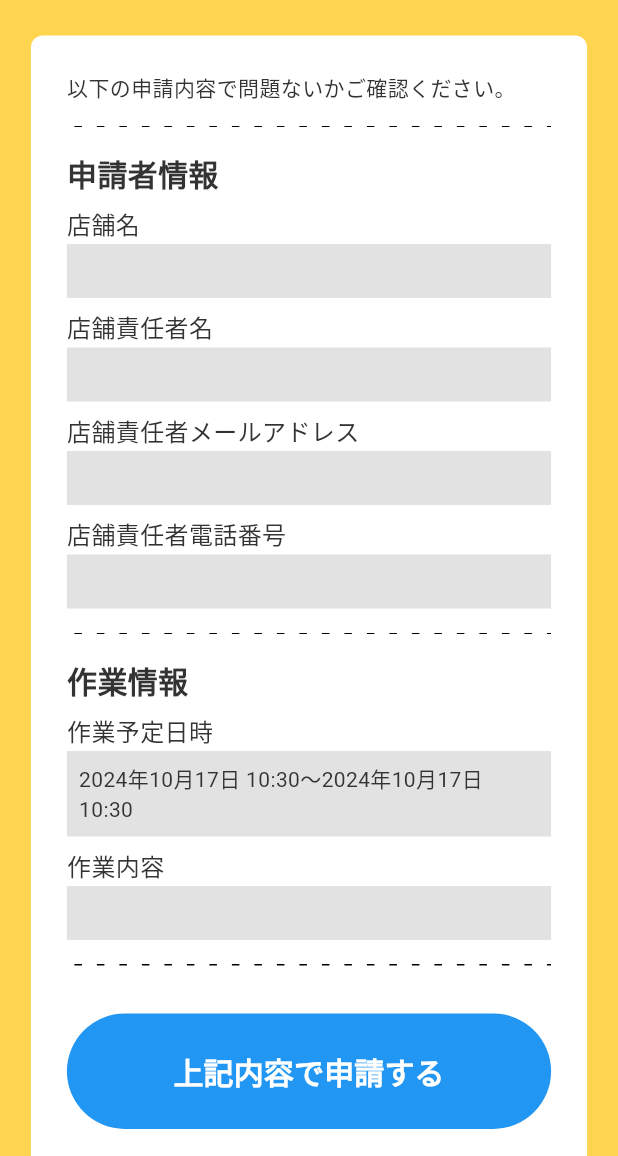
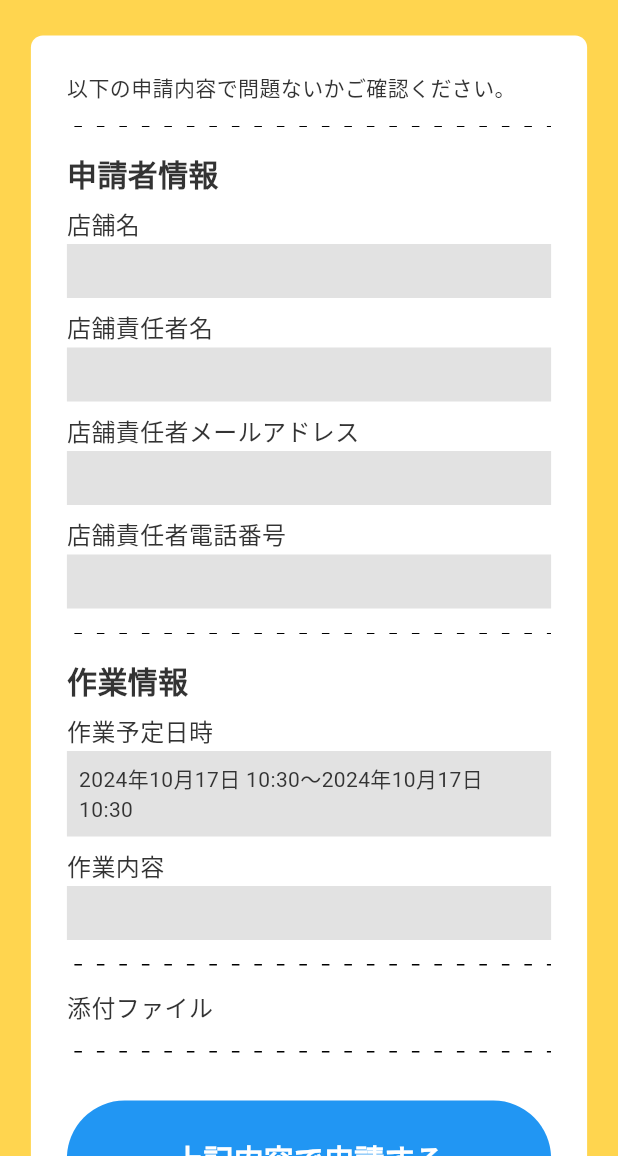
Before and after one commit to agora-creation/miel_work_request_overtime_web, a Flutter app: the Step2Screen screen opened directly with empty values, after a tap on "上記内容で申請する", on a phone screen of 412 x 824 dp, the part 80-1236 px from its top. Run offline on Flutter 3.47's test engine with Material 3 defaults, Android fonts, the phone set to English and light mode, and no system bars; our stand-ins replace calendar_date_picker2, cloud_firestore, file_picker, firebase_auth, firebase_core, firebase_messaging and 6 more; missing offline and left inert: alert_banner, board_datetime_picker, common_utils; accounts and stored records are empty; Roboto replaces fonts that are missing (SourceHanSansJP-Bold, SourceHanSansJP-Regular).

Commit message:
20241017 commit

```diff
--- a/lib/models/request_overtime.dart
+++ b/lib/models/request_overtime.dart
@@ -11,6 +11,7 @@ class RequestOvertimeModel {
   DateTime _useEndedAt = DateTime.now();
   bool _useAtPending = false;
   String _useContent = '';
+  List<String> attachedFiles = [];
   String _memo = '';
   int _approval = 0;
   DateTime _approvedAt = DateTime.now();
@@ -44,6 +45,7 @@ class RequestOvertimeModel {
     _useEndedAt = data['useEndedAt'].toDate() ?? DateTime.now();
     _useAtPending = data['useAtPending'] ?? false;
     _useContent = data['useContent'] ?? '';
+    attachedFiles = data['attachedFiles'] ?? [];
     _memo = data['memo'] ?? '';
     _approval = data['approval'] ?? 0;
     _approvedAt = data['approvedAt'].toDate() ?? DateTime.now();
--- a/lib/screens/step2.dart
+++ b/lib/screens/step2.dart
@@ -1,8 +1,10 @@
+import 'package:file_picker/file_picker.dart';
 import 'package:flutter/material.dart';
 import 'package:miel_work_request_overtime_web/common/functions.dart';
 import 'package:miel_work_request_overtime_web/common/style.dart';
 import 'package:miel_work_request_overtime_web/providers/request_overtime.dart';
 import 'package:miel_work_request_overtime_web/screens/step3.dart';
+import 'package:miel_work_request_overtime_web/widgets/attached_file_list.dart';
 import 'package:miel_work_request_overtime_web/widgets/custom_button.dart';
 import 'package:miel_work_request_overtime_web/widgets/dotted_divider.dart';
 import 'package:miel_work_request_overtime_web/widgets/form_label.dart';
@@ -10,6 +12,7 @@ import 'package:miel_work_request_overtime_web/widgets/form_value.dart';
 import 'package:miel_work_request_overtime_web/widgets/link_text.dart';
 import 'package:miel_work_request_overtime_web/widgets/responsive_box.dart';
 import 'package:page_transition/page_transition.dart';
+import 'package:path/path.dart' as p;
 import 'package:provider/provider.dart';
 
 class Step2Screen extends StatefulWidget {
@@ -21,6 +24,7 @@ class Step2Screen extends StatefulWidget {
   final DateTime useEndedAt;
   final bool useAtPending;
   final String useContent;
+  final List<PlatformFile> pickedAttachedFiles;
 
   const Step2Screen({
     required this.companyName,
@@ -31,6 +35,7 @@ class Step2Screen extends StatefulWidget {
     required this.useEndedAt,
     required this.useAtPending,
     required this.useContent,
+    required this.pickedAttachedFiles,
     super.key,
   });
 
@@ -118,6 +123,24 @@ class _Step2ScreenState extends State<Step2Screen> {
                   ),
                   const SizedBox(height: 16),
                   const DottedDivider(),
+                  const SizedBox(height: 16),
+                  FormLabel(
+                    '添付ファイル',
+                    child: Column(
+                      crossAxisAlignment: CrossAxisAlignment.start,
+                      children: [
+                        Column(
+                          children: widget.pickedAttachedFiles.map((file) {
+                            return AttachedFileList(
+                              fileName: p.basename(file.name),
+                            );
+                          }).toList(),
+                        ),
+                      ],
+                    ),
+                  ),
+                  const SizedBox(height: 16),
+                  const DottedDivider(),
                   const SizedBox(height: 32),
                   CustomButton(
                     type: ButtonSizeType.lg,
@@ -134,6 +157,7 @@ class _Step2ScreenState extends State<Step2Screen> {
                         useEndedAt: widget.useEndedAt,
                         useAtPending: widget.useAtPending,
                         useContent: widget.useContent,
+                        pickedAttachedFiles: widget.pickedAttachedFiles,
                       );
                       if (error != null) {
                         if (!mounted) return;
```
Also changed, not shown: lib/providers/request_overtime.dart (+22 -1 lines), lib/screens/step1.dart (+43 -0 lines), lib/widgets/attached_file_list.dart (added, +40 -0 lines), 1 other file.
